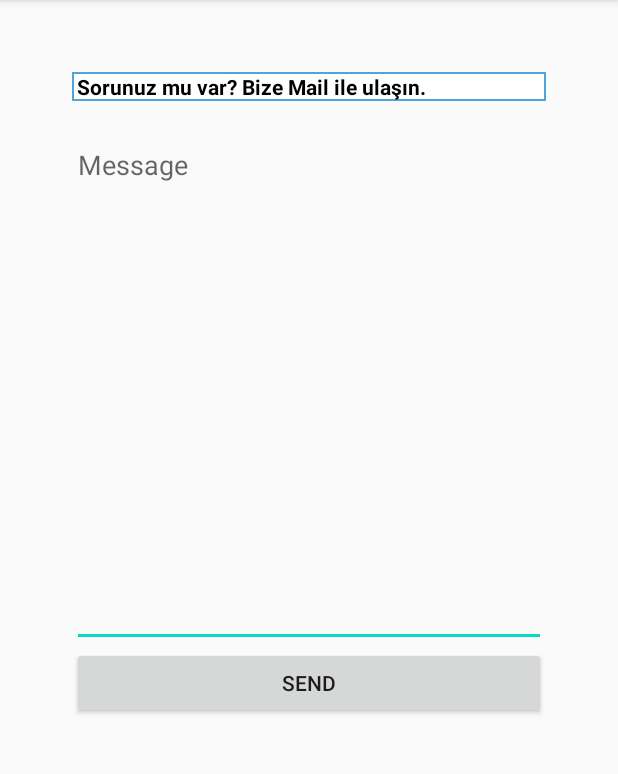
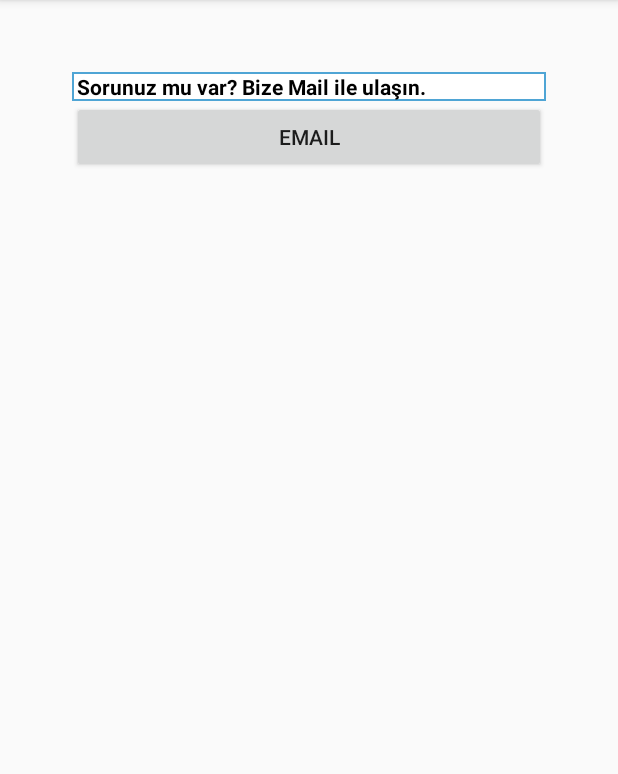
Before and after one commit to ahmeatali/Bidenco, an Android app: the SupportActivity screen opened directly, with no data from a screen before it, on a phone screen of 412 x 824 dp, the part 84-858 px from its top. Run offline under Robolectric (Android 15) with nearby library versions, the phone set to English and light mode, and no system bars.

Commit message:
iletişim güncelleme tamamlandı

```diff
--- a/app/src/main/res/layout/activity_support.xml
+++ b/app/src/main/res/layout/activity_support.xml
@@ -14,19 +14,10 @@
         android:textColor="#000000"
         android:textStyle="bold" />
 
-    <EditText
-        android:id="@+id/message"
-        android:layout_width="match_parent"
-        android:layout_height="wrap_content"
-        android:layout_marginTop="20dp"
-        android:gravity="top"
-        android:lines="15"
-        android:hint="Message" />
-
     <Button
         android:id="@+id/send"
         android:layout_width="match_parent"
         android:layout_height="wrap_content"
-        android:text="Send" />
+        android:text="Email" />
 
 </LinearLayout>
```
Also changed, not shown: app/src/main/java/com/ahmetaliyilmaz/aay19/bidenco/SupportActivity.java (+2 -9 lines).
